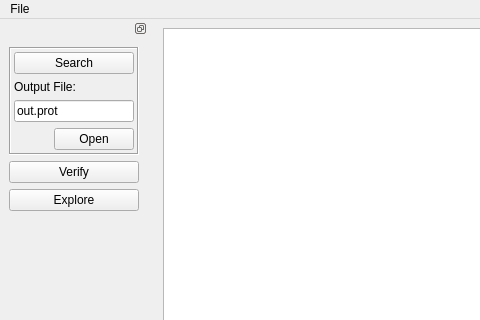
ProtocolConvergence/protocon, file gui/mainw.ui: the form before one commit; both pictures show x 0 to 480 and y 0 to 320 of the 772 by 660 pixel window.
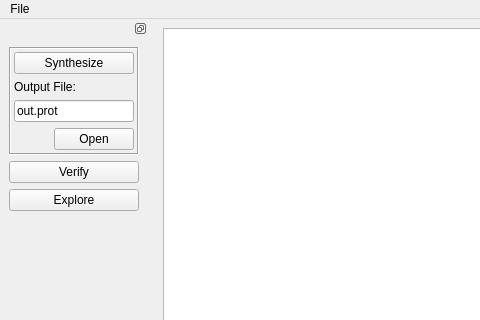
The form after the commit.

What changed in the file:
```diff
--- a/gui/mainw.ui
+++ b/gui/mainw.ui
@@ -80,7 +80,7 @@
         <item>
          <widget class="QPushButton" name="searchButton">
           <property name="text">
-           <string>Search</string>
+           <string>Synthesize</string>
           </property>
          </widget>
         </item>
```
